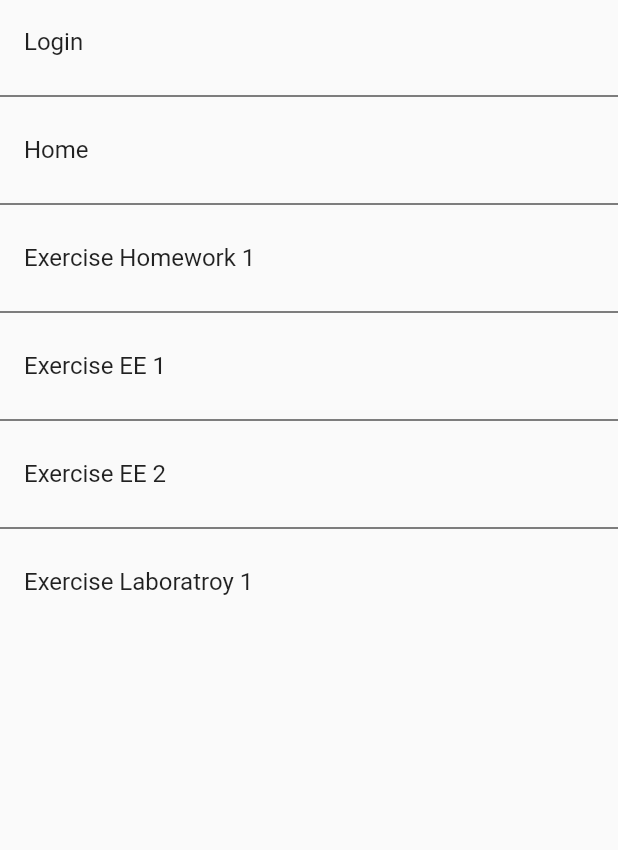
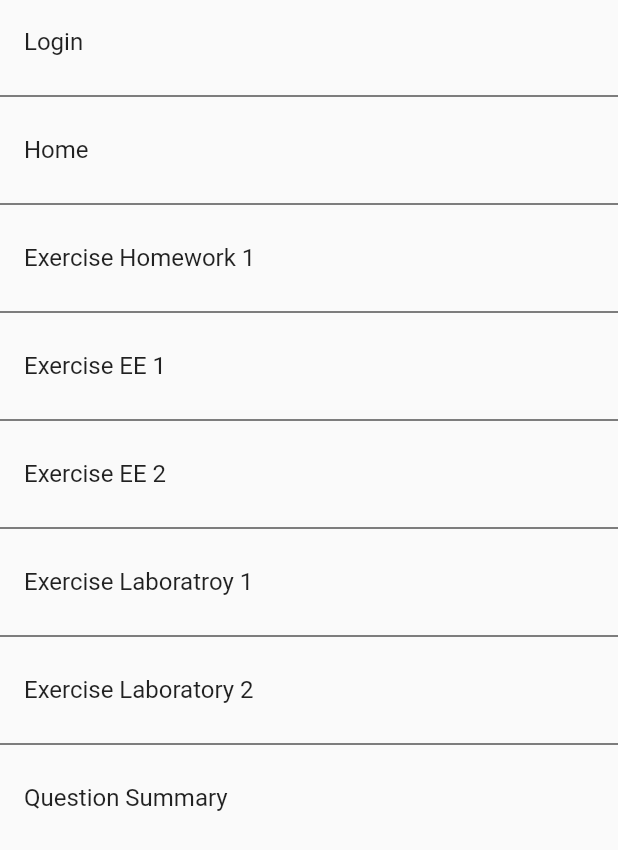
Before and after one commit to rozuke/eie-mobile-app, a Flutter app: the screen it shows after launch, on a phone screen of 412 x 824 dp. Shown: the top 850 px of the screen. Run offline on Flutter 3.47's test engine with Material 2 defaults, Android fonts, the light colour scheme and no system bars; our stand-ins replace audioplayers, flutter_svg, percent_indicator.

Commit message:
Laboratory-type exercise only ui

```diff
--- a/lib/src/routes/routes.dart
+++ b/lib/src/routes/routes.dart
@@ -10,6 +10,8 @@ final pageRoutes = <_Route> [
   _Route('Exercise EE 1', const ExerciseTypeEE1Screen()),
   _Route('Exercise EE 2', const ExerciseTypeEE2Screen()),
   _Route('Exercise Laboratroy 1', const ExerciseLaboratory1Screen()),
+  _Route('Exercise Laboratory 2', const ExerciseLaboratory2Screen()),
+  _Route('Question Summary', const QuestionSummaryScreen()),
 ];
 
 class _Route {
--- a/lib/src/screens/screens.dart
+++ b/lib/src/screens/screens.dart
@@ -1,6 +1,8 @@
+export 'package:eie_mobile_app/src/screens/exercise_type_ee1.dart';
 export 'package:eie_mobile_app/src/screens/exercise_type_ee2.dart';
+export 'package:eie_mobile_app/src/screens/exercise_type_h1.dart';
 export 'package:eie_mobile_app/src/screens/exercise_type_lab1.dart';
+export 'package:eie_mobile_app/src/screens/exercise_type_lab2.dart';
+export 'package:eie_mobile_app/src/screens/home_screen.dart';
 export 'package:eie_mobile_app/src/screens/login.dart';
-export 'package:eie_mobile_app/src/screens/exercise_type_ee1.dart';
-export 'package:eie_mobile_app/src/screens/exercise_type_h1.dart';
-export 'package:eie_mobile_app/src/screens/home_screen.dart';
+export 'package:eie_mobile_app/src/screens/question_summary.dart';
--- a/lib/src/widgets/widgets.dart
+++ b/lib/src/widgets/widgets.dart
@@ -1,3 +1,5 @@
+
+export 'package:eie_mobile_app/src/widgets/sound_icon_button.dart';
 
 export 'package:eie_mobile_app/src/widgets/custom_app_bar.dart';
 export 'package:eie_mobile_app/src/widgets/custom_elevated_button.dart';
```
Also changed, not shown: lib/src/screens/exercise_type_lab2.dart (added, +36 -0 lines), lib/src/screens/question_summary.dart (added, +15 -0 lines).
